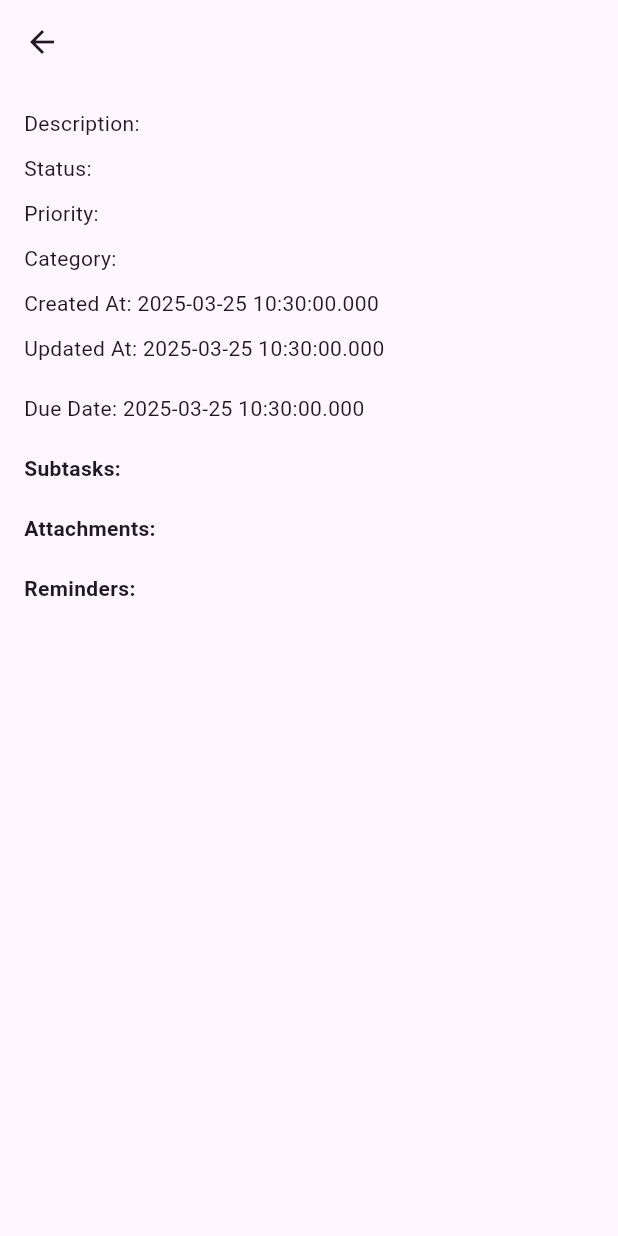
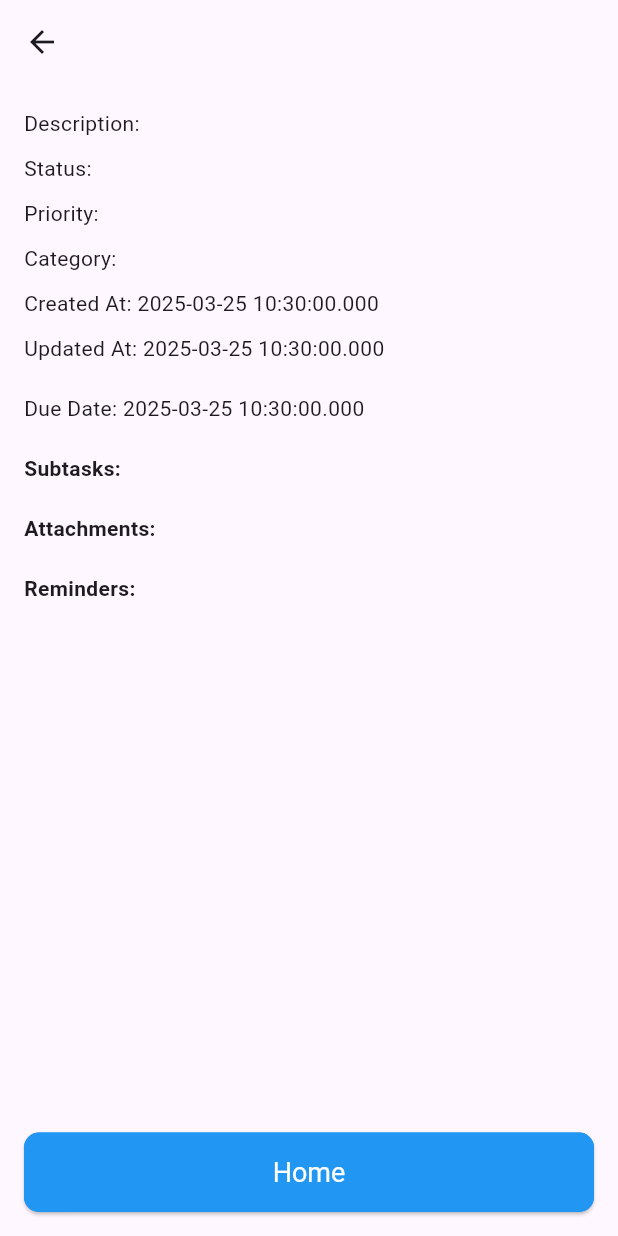
Before and after one commit to khoa24-bit/baitap_laptrinhmobile, a Flutter app: the TextDetailScreen screen opened directly with empty values, on a phone screen of 412 x 824 dp. Run offline on Flutter 3.47's test engine with Material 3 defaults, Android fonts, the light colour scheme and no system bars; network calls fail.

Commit message:
baitap_rowlazy

```diff
--- a/tuan3_bai2/lib/screens/text_detail_screen.dart
+++ b/tuan3_bai2/lib/screens/text_detail_screen.dart
@@ -61,6 +61,25 @@ class TextDetailScreen extends StatelessWidget {
           ),
         ),
       ),
+      bottomNavigationBar: Padding(
+        padding: EdgeInsets.all(16.0),
+        child: ElevatedButton(
+          onPressed: () {
+            Navigator.popUntil(context, (route) => route.isFirst);
+          },
+          child: Text("Home"),
+          style: ElevatedButton.styleFrom(
+            padding: EdgeInsets.symmetric(vertical: 16),
+            textStyle: TextStyle(fontSize: 18),
+            shape: RoundedRectangleBorder(
+              borderRadius: BorderRadius.circular(10),
+              side: BorderSide(color: Colors.blue, width: 1),
+            ),
+            backgroundColor: Colors.blue[500],
+            foregroundColor: Colors.white,
+          ),
+        ),
+      ),
     );
   }
 }
```
Also changed, not shown: tuan3_bai2/lib/screens/component_list_screen.dart (+45 -6 lines), tuan3_bai2/lib/screens/home_screen.dart (+44 -3 lines).
